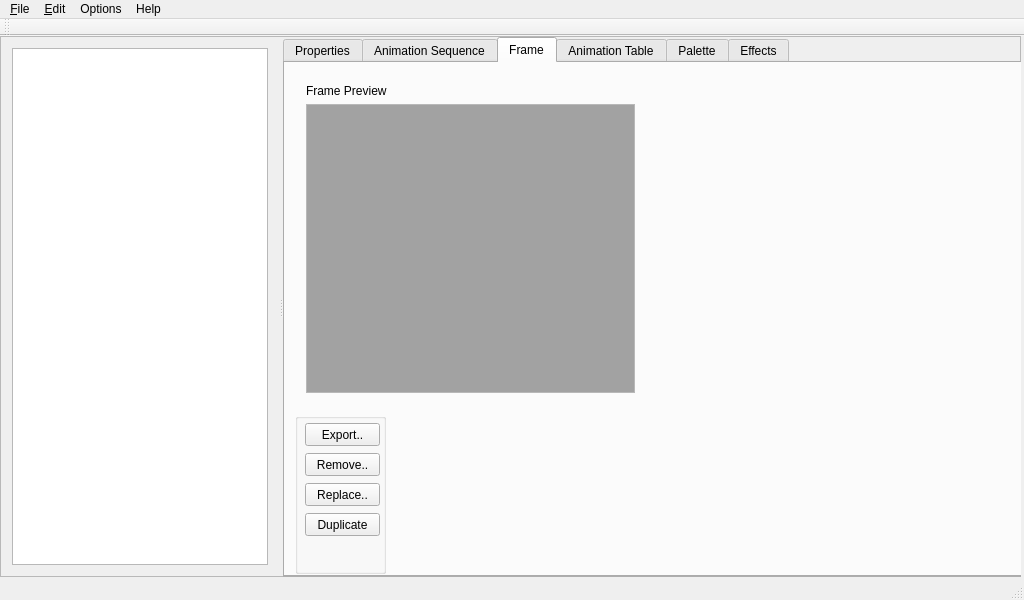
Above: mainwindow.ui from PsyCommando/ppmdu_spriteeditor before the change. Below: the same form after it.
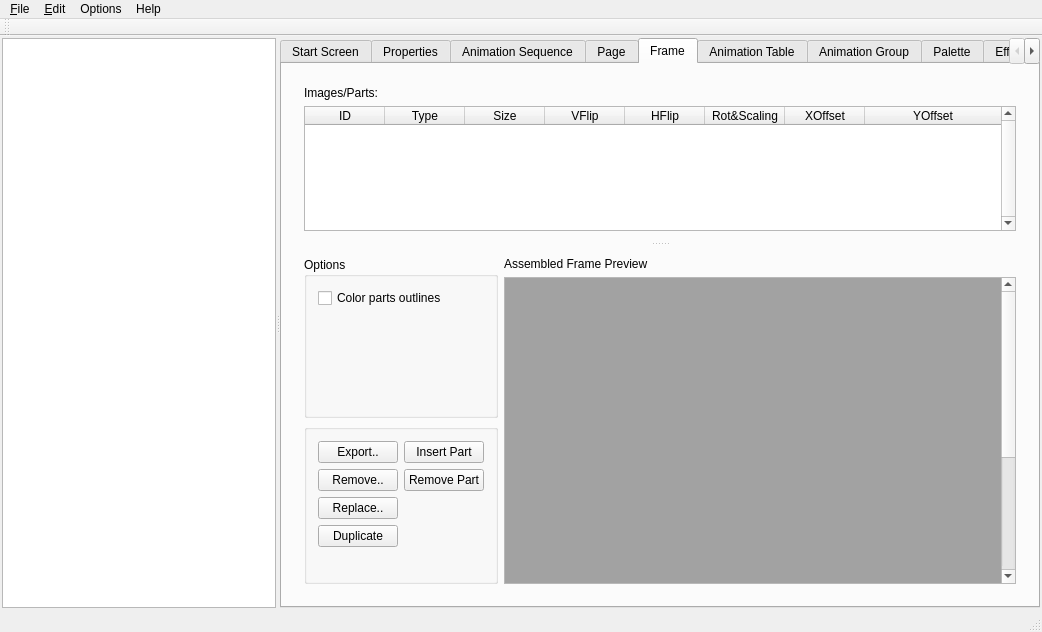
That is the form after the change. The open tabs and pages were chosen to show the change. Icons and pictures are not drawn.

Commit message: Image viewer works. But the treeview model is getting really gross and dirty as I add features, and I wonder if I'll be able to ensure data coherence between the UI and the content at this rate.. The code is getting really gross too..

Diff of the .ui file:
```diff
--- a/mainwindow.ui
+++ b/mainwindow.ui
@@ -6,14 +6,14 @@
    <rect>
     <x>0</x>
     <y>0</y>
-    <width>1024</width>
-    <height>600</height>
+    <width>1042</width>
+    <height>632</height>
    </rect>
   </property>
   <property name="minimumSize">
    <size>
-    <width>1024</width>
-    <height>600</height>
+    <width>1042</width>
+    <height>632</height>
    </size>
   </property>
   <property name="windowTitle">
@@ -26,34 +26,49 @@
    <bool>true</bool>
   </property>
   <widget class="QWidget" name="centralWidget">
+   <layout class="QGridLayout" name="gridLayout">
+    <property name="leftMargin">
+     <number>2</number>
+    </property>
+    <property name="topMargin">
+     <number>2</number>
+    </property>
+    <property name="rightMargin">
+     <number>2</number>
+    </property>
+    <property name="bottomMargin">
+     <number>2</number>
+    </property>
+    <property name="spacing">
+     <number>2</number>
+    </property>
+    <item row="0" column="0">
    <widget class="QSplitter" name="splitter">
-    <property name="geometry">
-     <rect>
-      <x>0</x>
-      <y>0</y>
-      <width>1021</width>
-      <height>541</height>
-     </rect>
-    </property>
-    <property name="frameShape">
-     <enum>QFrame::StyledPanel</enum>
-    </property>
     <property name="orientation">
      <enum>Qt::Horizontal</enum>
     </property>
-    <widget class="QWidget" name="layoutWidget">
-     <layout class="QVBoxLayout" name="verticalLayout_2">
-      <item>
        <widget class="QTreeView" name="tv_sprcontent">
         <property name="enabled">
          <bool>true</bool>
         </property>
+       <property name="sizePolicy">
+        <sizepolicy hsizetype="MinimumExpanding" vsizetype="Expanding">
+         <horstretch>0</horstretch>
+         <verstretch>0</verstretch>
+        </sizepolicy>
+       </property>
         <property name="minimumSize">
          <size>
           <width>256</width>
           <height>0</height>
          </size>
         </property>
+       <property name="maximumSize">
+        <size>
+         <width>384</width>
+         <height>16777215</height>
+        </size>
+       </property>
         <property name="contextMenuPolicy">
          <enum>Qt::CustomContextMenu</enum>
         </property>
@@ -85,9 +100,6 @@
          <bool>false</bool>
         </attribute>
        </widget>
-      </item>
-     </layout>
-    </widget>
     <widget class="QTabWidget" name="tabMain">
      <property name="enabled">
       <bool>true</bool>
@@ -113,6 +125,55 @@
      <property name="tabBarAutoHide">
       <bool>true</bool>
      </property>
+       <widget class="QWidget" name="tabWelcome">
+        <attribute name="title">
+         <string>Start Screen</string>
+        </attribute>
+        <widget class="QLabel" name="label_13">
+         <property name="geometry">
+          <rect>
+           <x>10</x>
+           <y>10</y>
+           <width>731</width>
+           <height>311</height>
+          </rect>
+         </property>
+         <property name="text">
+          <string>&lt;html&gt;&lt;head/&gt;&lt;body&gt;&lt;p&gt;&lt;span style=&quot; font-size:14pt; font-weight:600;&quot;&gt;Getting Started!&lt;/span&gt;&lt;/p&gt;&lt;p&gt;&lt;span style=&quot; font-size:10pt;&quot;&gt;Please open or create a sprite, or sprite container!&lt;/span&gt;&lt;/p&gt;&lt;p&gt;&lt;span style=&quot; font-size:10pt;&quot;&gt;Explorers of sky has those sprite container files:&lt;/span&gt;&lt;/p&gt;&lt;p&gt;&lt;span style=&quot; font-size:10pt;&quot;&gt;* MONSTER/m_ground.bin&lt;/span&gt;&lt;/p&gt;&lt;p&gt;&lt;span style=&quot; font-size:10pt;&quot;&gt;* MONSTER/monster.bin&lt;/span&gt;&lt;/p&gt;&lt;p&gt;&lt;span style=&quot; font-size:10pt;&quot;&gt;* MONSTER/m_attack.bin&lt;/span&gt;&lt;/p&gt;&lt;p&gt;&lt;span style=&quot; font-size:10pt;&quot;&gt;* EFFECT/effect.bin&lt;/span&gt;&lt;/p&gt;&lt;p&gt;&lt;span style=&quot; font-size:10pt;&quot;&gt;And it also contains loose sprite files as *.wan and *.wat files in the following directories:&lt;/span&gt;&lt;/p&gt;&lt;p&gt;&lt;span style=&quot; font-size:10pt;&quot;&gt;* GROUND/&lt;/span&gt;&lt;/p&gt;&lt;p&gt;&lt;span style=&quot; font-size:10pt;&quot;&gt;* FONT/&lt;/span&gt;&lt;/p&gt;&lt;/body&gt;&lt;/html&gt;</string>
+         </property>
+         <property name="textFormat">
+          <enum>Qt::RichText</enum>
+         </property>
+         <property name="scaledContents">
+          <bool>true</bool>
+         </property>
+         <property name="alignment">
+          <set>Qt::AlignLeading|Qt::AlignLeft|Qt::AlignTop</set>
+         </property>
+         <property name="wordWrap">
+          <bool>true</bool>
+         </property>
+         <property name="margin">
+          <number>10</number>
+         </property>
+        </widget>
+        <widget class="QLabel" name="label_14">
+         <property name="geometry">
+          <rect>
+           <x>10</x>
+           <y>440</y>
+           <width>151</width>
+           <height>71</height>
+          </rect>
+         </property>
+         <property name="text">
+          <string>&lt;html&gt;&lt;head/&gt;&lt;body&gt;&lt;p&gt;Buy me a coffee, please? :3&lt;/p&gt;&lt;p&gt;&lt;a href=&quot;https://ko-fi.com/A036WFJ&quot;&gt;&lt;img src=&quot;qrc:/imgs/resources/imgs/kofi2.png&quot; height=&quot;36&quot;/&gt;&lt;/a&gt;&lt;/p&gt;&lt;/body&gt;&lt;/html&gt;</string>
+         </property>
+         <property name="textFormat">
+          <enum>Qt::RichText</enum>
+         </property>
+        </widget>
+       </widget>
      <widget class="QWidget" name="tabproperties">
       <attribute name="title">
        <string>Properties</string>
@@ -587,89 +648,261 @@
        </layout>
       </widget>
      </widget>
+       <widget class="QWidget" name="tabimage">
+        <attribute name="title">
+         <string>Page</string>
+        </attribute>
+        <widget class="QLabel" name="lbl_imgpreview">
+         <property name="geometry">
+          <rect>
+           <x>10</x>
+           <y>10</y>
+           <width>381</width>
+           <height>361</height>
+          </rect>
+         </property>
+         <property name="frameShape">
+          <enum>QFrame::StyledPanel</enum>
+         </property>
+         <property name="frameShadow">
+          <enum>QFrame::Sunken</enum>
+         </property>
+         <property name="text">
+          <string/>
+         </property>
+         <property name="alignment">
+          <set>Qt::AlignCenter</set>
+         </property>
+        </widget>
+       </widget>
      <widget class="QWidget" name="tabframeseditor">
       <attribute name="title">
        <string>Frame</string>
       </attribute>
+        <layout class="QHBoxLayout" name="horizontalLayout_5">
+         <item>
+          <widget class="QSplitter" name="splitter_2">
+           <property name="orientation">
+            <enum>Qt::Vertical</enum>
+           </property>
+           <widget class="QWidget" name="">
+            <layout class="QVBoxLayout" name="verticalLayout_12">
+             <item>
+              <widget class="QLabel" name="label_16">
+               <property name="text">
+                <string>Images/Parts:</string>
+               </property>
+              </widget>
+             </item>
+             <item>
+              <widget class="QTableWidget" name="tblframeparts">
+               <property name="contextMenuPolicy">
+                <enum>Qt::ActionsContextMenu</enum>
+               </property>
+               <property name="verticalScrollBarPolicy">
+                <enum>Qt::ScrollBarAlwaysOn</enum>
+               </property>
+               <property name="sizeAdjustPolicy">
+                <enum>QAbstractScrollArea::AdjustToContentsOnFirstShow</enum>
+               </property>
+               <property name="editTriggers">
+                <set>QAbstractItemView::AnyKeyPressed|QAbstractItemView::CurrentChanged|QAbstractItemView::DoubleClicked|QAbstractItemView::EditKeyPressed</set>
+               </property>
+               <property name="showDropIndicator" stdset="0">
+                <bool>false</bool>
+               </property>
+               <property name="dragEnabled">
+                <bool>true</bool>
+               </property>
+               <property name="dragDropOverwriteMode">
+                <bool>false</bool>
+               </property>
+               <property name="dragDropMode">
+                <enum>QAbstractItemView::DragOnly</enum>
+               </property>
+               <property name="defaultDropAction">
+                <enum>Qt::MoveAction</enum>
+               </property>
+               <property name="alternatingRowColors">
+                <bool>true</bool>
+               </property>
+               <property name="cornerButtonEnabled">
+                <bool>false</bool>
+               </property>
+               <attribute name="horizontalHeaderCascadingSectionResizes">
+                <bool>true</bool>
+               </attribute>
+               <attribute name="horizontalHeaderDefaultSectionSize">
+                <number>80</number>
+               </attribute>
+               <attribute name="horizontalHeaderMinimumSectionSize">
+                <number>32</number>
+               </attribute>
+               <attribute name="horizontalHeaderStretchLastSection">
+                <bool>true</bool>
+               </attribute>
+               <attribute name="verticalHeaderStretchLastSection">
+                <bool>true</bool>
+               </attribute>
+               <column>
+                <property name="text">
+                 <string>ID</string>
+                </property>
+               </column>
+               <column>
+                <property name="text">
+                 <string>Type</string>
+                </property>
+               </column>
+               <column>
+                <property name="text">
+                 <string>Size</string>
+                </property>
+               </column>
+               <column>
+                <property name="text">
+                 <string>VFlip</string>
+                </property>
+               </column>
+               <column>
+                <property name="text">
+                 <string>HFlip</string>
+                </property>
+               </column>
+               <column>
+                <property name="text">
+                 <string>Rot&amp;Scaling</string>
+                </property>
+               </column>
+               <column>
+                <property name="text">
+                 <string>XOffset</string>
+                </property>
+               </column>
+               <column>
+                <property name="text">
+                 <string>YOffset</string>
+                </property>
+               </column>
+              </widget>
+             </item>
+            </layout>
+           </widget>
+           <widget class="QWidget" name="">
+            <layout class="QGridLayout" name="gridLayout_2">
+             <item row="0" column="0">
+              <layout class="QVBoxLayout" name="verticalLayout_2">
+               <item>
+                <widget class="QGroupBox" name="groupBox_3">
+                 <property name="title">
+                  <string>Options</string>
+                 </property>
+                 <layout class="QFormLayout" name="formLayout_2">
+                  <item row="0" column="0">
+                   <widget class="QCheckBox" name="checkBox">
+                    <property name="text">
+                     <string>Color parts outlines</string>
+                    </property>
+                   </widget>
+                  </item>
+                 </layout>
+                </widget>
+               </item>
+               <item>
       <widget class="QGroupBox" name="groupBox_2">
-       <property name="geometry">
-        <rect>
-         <x>10</x>
-         <y>350</y>
-         <width>91</width>
-         <height>161</height>
-        </rect>
-       </property>
        <property name="title">
         <string/>
        </property>
-       <widget class="QPushButton" name="btnFrmDup">
-        <property name="geometry">
-         <rect>
-          <x>10</x>
-          <y>100</y>
-          <width>75</width>
-          <height>23</height>
-         </rect>
-        </property>
-        <property name="text">
-         <string>Duplicate</string>
-        </property>
-       </widget>
-       <widget class="QPushButton" name="btnFrmReplace">
-        <property name="geometry">
-         <rect>
-          <x>10</x>
-          <y>70</y>
-          <width>75</width>
-          <height>23</height>
-         </rect>
-        </property>
-        <property name="text">
-         <string>Replace..</string>
-        </property>
-       </widget>
+                 <layout class="QFormLayout" name="formLayout">
+                  <item row="0" column="0">
        <widget class="QPushButton" name="btnFrmExport">
-        <property name="geometry">
-         <rect>
-          <x>10</x>
-          <y>10</y>
-          <width>75</width>
-          <height>23</height>
-         </rect>
+                    <property name="sizePolicy">
+                     <sizepolicy hsizetype="Fixed" vsizetype="Fixed">
+                      <horstretch>0</horstretch>
+                      <verstretch>0</verstretch>
+                     </sizepolicy>
         </property>
         <property name="text">
          <string>Export..</string>
         </property>
        </widget>
+                  </item>
+                  <item row="0" column="1">
+                   <widget class="QPushButton" name="pushButton">
+                    <property name="sizePolicy">
+                     <sizepolicy hsizetype="Fixed" vsizetype="Fixed">
+                      <horstretch>0</horstretch>
+                      <verstretch>0</verstretch>
+                     </sizepolicy>
+                    </property>
+                    <property name="text">
+                     <string>Insert Part</string>
+                    </property>
+                   </widget>
+                  </item>
+                  <item row="1" column="0">
        <widget class="QPushButton" name="btnFrmRemove">
-        <property name="geometry">
-         <rect>
-          <x>10</x>
-          <y>40</y>
-          <width>75</width>
-          <height>23</height>
-         </rect>
+                    <property name="sizePolicy">
+                     <sizepolicy hsizetype="Fixed" vsizetype="Fixed">
+                      <horstretch>0</horstretch>
+                      <verstretch>0</verstretch>
+                     </sizepolicy>
         </property>
         <property name="text">
          <string>Remove..</string>
         </property>
        </widget>
-      </widget>
-      <widget class="QWidget" name="layoutWidget">
-       <property name="geometry">
-        <rect>
-         <x>10</x>
-         <y>10</y>
-         <width>351</width>
-         <height>331</height>
-        </rect>
-       </property>
+                  </item>
+                  <item row="1" column="1">
+                   <widget class="QPushButton" name="pushButton_2">
+                    <property name="sizePolicy">
+                     <sizepolicy hsizetype="Fixed" vsizetype="Fixed">
+                      <horstretch>0</horstretch>
+                      <verstretch>0</verstretch>
+                     </sizepolicy>
+                    </property>
+                    <property name="text">
+                     <string>Remove Part</string>
+                    </property>
+                   </widget>
+                  </item>
+                  <item row="2" column="0">
+                   <widget class="QPushButton" name="btnFrmReplace">
+                    <property name="sizePolicy">
+                     <sizepolicy hsizetype="Fixed" vsizetype="Fixed">
+                      <horstretch>0</horstretch>
+                      <verstretch>0</verstretch>
+                     </sizepolicy>
+                    </property>
+                    <property name="text">
+                     <string>Replace..</string>
+                    </property>
+                   </widget>
+                  </item>
+                  <item row="3" column="0">
+                   <widget class="QPushButton" name="btnFrmDup">
+                    <property name="sizePolicy">
+                     <sizepolicy hsizetype="Fixed" vsizetype="Fixed">
+                      <horstretch>0</horstretch>
+                      <verstretch>0</verstretch>
+                     </sizepolicy>
+                    </property>
+                    <property name="text">
+                     <string>Duplicate</string>
+                    </property>
+                   </widget>
+                  </item>
+                 </layout>
+                </widget>
+               </item>
+              </layout>
+             </item>
+             <item row="0" column="1">
        <layout class="QVBoxLayout" name="verticalLayout_8">
         <item>
          <widget class="QLabel" name="label_2">
           <property name="text">
-           <string>Frame Preview</string>
+                  <string>Assembled Frame Preview</string>
           </property>
          </widget>
         </item>
@@ -712,10 +945,29 @@
             </disabled>
            </palette>
           </property>
+                 <property name="sceneRect">
+                  <rectf>
+                   <x>0.000000000000000</x>
+                   <y>0.000000000000000</y>
+                   <width>256.000000000000000</width>
+                   <height>512.000000000000000</height>
+                  </rectf>
+                 </property>
+                 <property name="dragMode">
+                  <enum>QGraphicsView::ScrollHandDrag</enum>
+                 </property>
+                 <property name="resizeAnchor">
+                  <enum>QGraphicsView::AnchorUnderMouse</enum>
+                 </property>
          </widget>
         </item>
        </layout>
-      </widget>
+             </item>
+            </layout>
+           </widget>
+          </widget>
+         </item>
+        </layout>
      </widget>
      <widget class="QWidget" name="tabanims">
       <attribute name="title">
@@ -879,6 +1131,58 @@
        </layout>
       </widget>
      </widget>
+       <widget class="QWidget" name="tabanimgrp">
+        <attribute name="title">
+         <string>Animation Group</string>
+        </attribute>
+        <widget class="QWidget" name="">
+         <property name="geometry">
+          <rect>
+           <x>10</x>
+           <y>10</y>
+           <width>751</width>
+           <height>281</height>
+          </rect>
+         </property>
+         <layout class="QVBoxLayout" name="verticalLayout_11">
+          <item>
+           <widget class="QLabel" name="label_15">
+            <property name="text">
+             <string>Sequences in Group:</string>
+            </property>
+           </widget>
+          </item>
+          <item>
+           <widget class="QTableWidget" name="tblanimgrps">
+            <property name="verticalScrollBarPolicy">
+             <enum>Qt::ScrollBarAlwaysOn</enum>
+            </property>
+            <attribute name="horizontalHeaderStretchLastSection">
+             <bool>true</bool>
+            </attribute>
+            <attribute name="verticalHeaderStretchLastSection">
+             <bool>true</bool>
+            </attribute>
+            <row>
+             <property name="text">
+              <string>Slot</string>
+             </property>
+            </row>
+            <column>
+             <property name="text">
+              <string>Name</string>
+             </property>
+            </column>
+            <column>
+             <property name="text">
+              <string>Length</string>
+             </property>
+            </column>
+           </widget>
+          </item>
+         </layout>
+        </widget>
+       </widget>
      <widget class="QWidget" name="tabpal">
       <attribute name="title">
        <string>Palette</string>
@@ -1020,13 +1324,15 @@
      </widget>
     </widget>
    </widget>
+    </item>
+   </layout>
   </widget>
   <widget class="QMenuBar" name="menuBar">
    <property name="geometry">
     <rect>
      <x>0</x>
      <y>0</y>
-     <width>1024</width>
+     <width>1042</width>
      <height>21</height>
     </rect>
    </property>
```
Left out of the diff: 29 changed lines with no effect on the pictures. Lines whose indentation alone changed are shown as unchanged. The commit also changes 13 other files.
